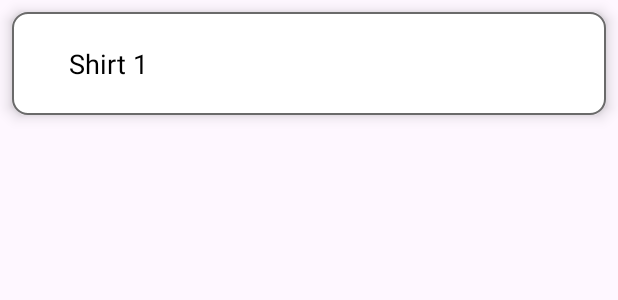
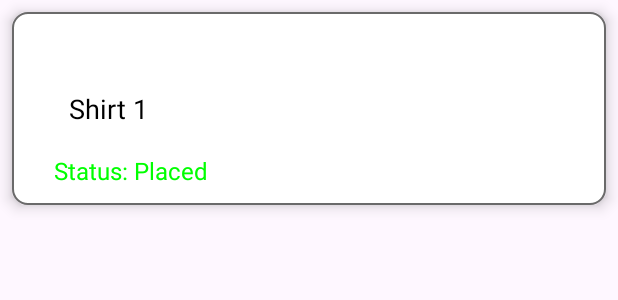
Before and after one commit to PRINCEKUMAR2025/ShopIt, an Android app: the layout orders_item.xml on its own in the app's theme, with its tools: preview values and no code run, on a phone screen of 412 x 824 dp. Shown: the top 300 px of the screen. Run offline under Robolectric (Android 15) with nearby library versions, the phone set to English and light mode, and no system bars; network calls fail; Roboto replaces fonts that are not available here.

Commit message:
Added orderStatus feature user will get update whats status of his order and admin can update status from admin panel

```diff
--- a/app/build.gradle.kts
+++ b/app/build.gradle.kts
@@ -93,4 +93,6 @@ dependencies {
 
 
     implementation("com.google.android.gms:play-services-wallet:18.1.0")
+    implementation("com.google.firebase:firebase-messaging:24.0.1")
+
 }
--- a/app/src/main/java/com/example/princeecommerceapp/activities/CartPaymentActivity.java
+++ b/app/src/main/java/com/example/princeecommerceapp/activities/CartPaymentActivity.java
@@ -249,8 +249,10 @@ public class CartPaymentActivity extends AppCompatActivity {
     }
 
     void placeCartOrder() {
+        // Create a map to hold the order data
         Map<String, String> map = new HashMap<>();
         map.put("userOrder", Final_cart_order);
+        map.put("orderStatus", "Placed"); // Add the orderStatus field and set it to "Placed"
 
         // Create the parent document if it doesn't exist
         firestore.collection("Orders").document(auth.getCurrentUser().getUid())
--- a/app/src/main/java/com/example/princeecommerceapp/activities/PaymentActivity.java
+++ b/app/src/main/java/com/example/princeecommerceapp/activities/PaymentActivity.java
@@ -357,8 +357,10 @@ public class PaymentActivity extends AppCompatActivity {
     }
 
     void placeOrder() {
+        // Create a map to hold the order data
         Map<String, String> map = new HashMap<>();
         map.put("userOrder", final_Order);
+        map.put("orderStatus", "Placed"); // Add the orderStatus field and set it to "Placed"
 
         // Create the parent document if it doesn't exist
         firestore.collection("Orders").document(auth.getCurrentUser().getUid())
@@ -379,6 +381,7 @@ public class PaymentActivity extends AppCompatActivity {
                     }
                 });
     }
+
 
     private void fetchCurrentCoins() {
         String userId = auth.getCurrentUser().getUid();
--- a/app/src/main/res/layout/orders_item.xml
+++ b/app/src/main/res/layout/orders_item.xml
@@ -27,4 +27,16 @@
         app:layout_constraintStart_toStartOf="parent"
         app:layout_constraintTop_toTopOf="parent" />
 
+    <!-- Add new TextView for Order Status -->
+    <TextView
+        android:id="@+id/order_status"
+        android:layout_width="wrap_content"
+        android:layout_height="wrap_content"
+        android:layout_marginTop="8dp"
+        android:text="Status: Placed"
+        android:textColor="@color/green"
+        android:textSize="16sp"
+        app:layout_constraintTop_toBottomOf="@+id/orders_add"
+        app:layout_constraintStart_toStartOf="@+id/orders_add" />
+
 </androidx.constraintlayout.widget.ConstraintLayout>
```
Also changed, not shown: app/src/main/java/com/example/princeecommerceapp/activities/OrdersActivity.java (+39 -5 lines), app/src/main/java/com/example/princeecommerceapp/adapters/OrdersAdapter.java (+7 -3 lines), app/src/main/java/com/example/princeecommerceapp/models/OrdersModel.java (+10 -1 lines).
